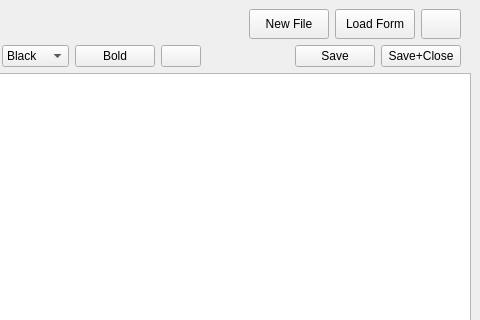
Above: GUI/InsertNew.ui from Mubshr07/SecuredDiary before the change; both pictures show x 307 to 787 and y 0 to 320 of the 787 by 570 pixel window. Below: the same form after it.
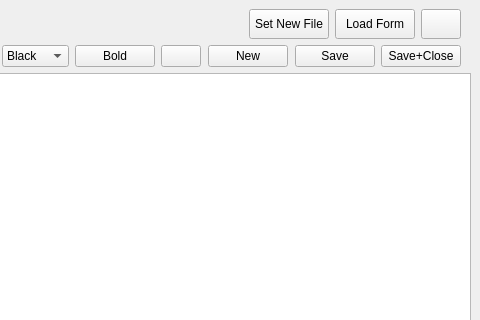
That is the form after the change. Icons and pictures are not drawn.

Diff of the .ui file:
```diff
--- a/GUI/InsertNew.ui
+++ b/GUI/InsertNew.ui
@@ -90,7 +90,7 @@
          </sizepolicy>
         </property>
         <property name="text">
-         <string>New File</string>
+         <string>Set New File</string>
         </property>
         <property name="icon">
          <iconset resource="../icons.qrc">
@@ -338,6 +338,13 @@
         </property>
        </spacer>
       </item>
+      <item>
+       <widget class="QPushButton" name="NewLogPushButton">
+        <property name="text">
+         <string>New</string>
+        </property>
+       </widget>
+      </item>
       <item>
        <spacer name="horizontalSpacer">
         <property name="orientation">
```
